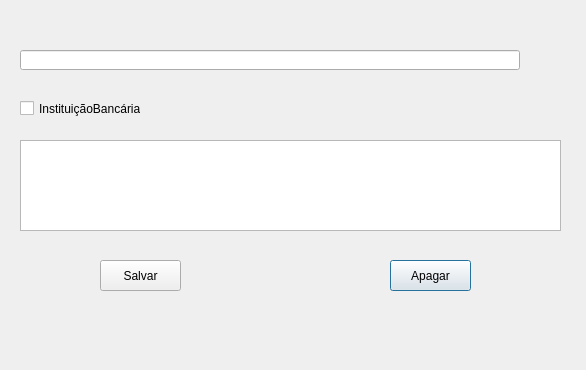
First picture: the form in view/fornecedor.ui, repository CGIA-Pesquisa-Desenvolvimento/evolucao_financeira-, before the edit.
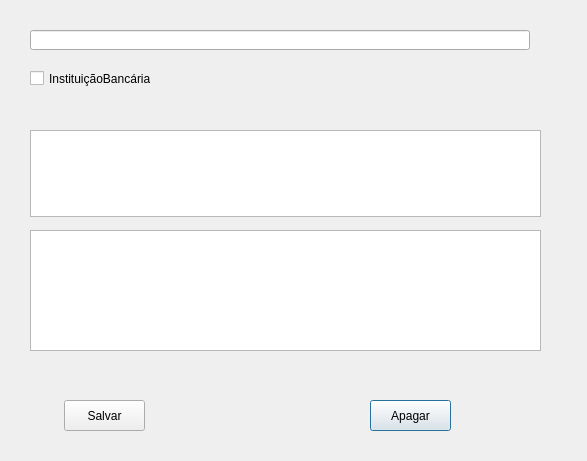
Second picture: the form after the edit.

Patch:
```diff
--- a/view/fornecedor.ui
+++ b/view/fornecedor.ui
@@ -6,8 +6,8 @@
    <rect>
     <x>0</x>
     <y>0</y>
-    <width>586</width>
-    <height>370</height>
+    <width>587</width>
+    <height>461</height>
    </rect>
   </property>
   <property name="windowTitle">
@@ -16,8 +16,8 @@
   <widget class="QPushButton" name="pbApagar">
    <property name="geometry">
     <rect>
-     <x>390</x>
-     <y>260</y>
+     <x>370</x>
+     <y>400</y>
      <width>81</width>
      <height>31</height>
     </rect>
@@ -29,8 +29,8 @@
   <widget class="QLineEdit" name="leFornecedor">
    <property name="geometry">
     <rect>
-     <x>20</x>
-     <y>50</y>
+     <x>30</x>
+     <y>30</y>
      <width>500</width>
      <height>20</height>
     </rect>
@@ -39,8 +39,8 @@
   <widget class="QPushButton" name="pbSalvarEditar">
    <property name="geometry">
     <rect>
-     <x>100</x>
-     <y>260</y>
+     <x>64</x>
+     <y>400</y>
      <width>81</width>
      <height>31</height>
     </rect>
@@ -52,8 +52,8 @@
   <widget class="QCheckBox" name="cbinstituicaoBancaria">
    <property name="geometry">
     <rect>
-     <x>20</x>
-     <y>100</y>
+     <x>30</x>
+     <y>70</y>
      <width>121</width>
      <height>17</height>
     </rect>
@@ -65,10 +65,20 @@
   <widget class="QPlainTextEdit" name="pteDescricao">
    <property name="geometry">
     <rect>
-     <x>20</x>
-     <y>140</y>
-     <width>541</width>
-     <height>91</height>
+     <x>30</x>
+     <y>130</y>
+     <width>511</width>
+     <height>87</height>
+    </rect>
+   </property>
+  </widget>
+  <widget class="QTableWidget" name="tbwFornecedor">
+   <property name="geometry">
+    <rect>
+     <x>30</x>
+     <y>230</y>
+     <width>511</width>
+     <height>121</height>
     </rect>
    </property>
   </widget>
```
